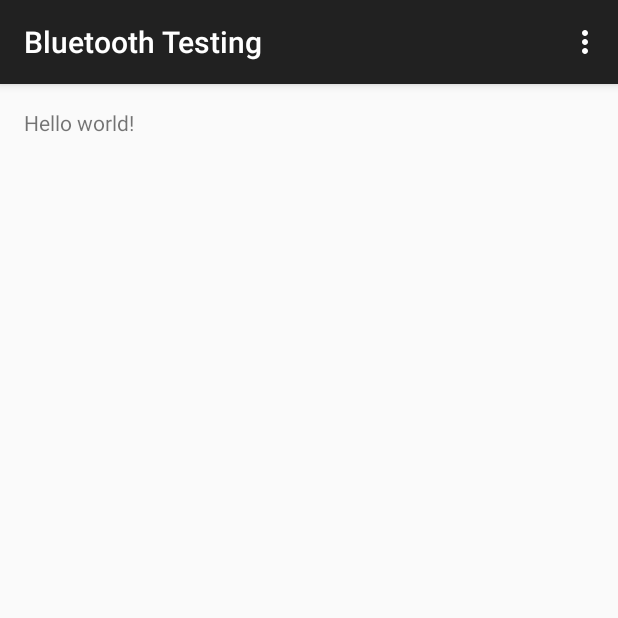
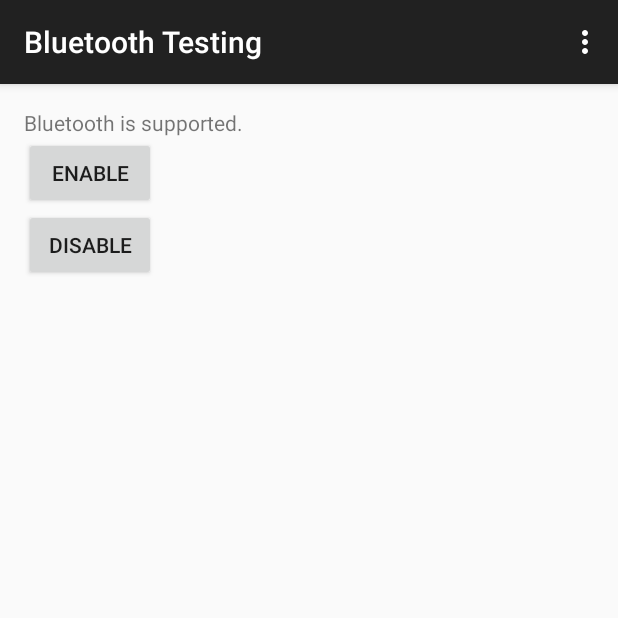
Before and after one commit to JamesSkemp/AndroidStudioProjectsPublic, an Android app: the screen it shows after launch (MainActivity), on a phone screen of 412 x 824 dp, the top half of it. Run offline under Robolectric (Android 15) with nearby library versions, the light colour scheme and no system bars.

Commit message:
Added basic functionality to check for Bluetooth, and enable/disable it.

```diff
--- a/BluetoothTesting/app/src/main/AndroidManifest.xml
+++ b/BluetoothTesting/app/src/main/AndroidManifest.xml
@@ -1,6 +1,10 @@
 <?xml version="1.0" encoding="utf-8"?>
 <manifest xmlns:android="http://schemas.android.com/apk/res/android"
     package="com.jamesrskemp.bluetoothtesting" >
+
+	<uses-sdk android:minSdkVersion="10" />
+	<uses-permission android:name="android.permission.BLUETOOTH" />
+	<uses-permission android:name="android.permission.BLUETOOTH_ADMIN" />
 
     <application
         android:allowBackup="true"
--- a/BluetoothTesting/app/src/main/res/layout/activity_main.xml
+++ b/BluetoothTesting/app/src/main/res/layout/activity_main.xml
@@ -1,4 +1,4 @@
-<RelativeLayout xmlns:android="http://schemas.android.com/apk/res/android"
+<LinearLayout xmlns:android="http://schemas.android.com/apk/res/android"
     xmlns:tools="http://schemas.android.com/tools"
     android:layout_width="match_parent"
     android:layout_height="match_parent"
@@ -6,11 +6,23 @@
     android:paddingRight="@dimen/activity_horizontal_margin"
     android:paddingTop="@dimen/activity_vertical_margin"
     android:paddingBottom="@dimen/activity_vertical_margin"
+    android:orientation="vertical"
     tools:context=".MainActivity">
 
     <TextView
-        android:text="@string/hello_world"
+	    android:id="@+id/textView"
         android:layout_width="wrap_content"
         android:layout_height="wrap_content" />
 
-</RelativeLayout>
+	<Button
+		android:text="@string/enable_bluetooth"
+		android:layout_width="wrap_content"
+		android:layout_height="wrap_content"
+		android:onClick="enableBluetooth"/>
+
+	<Button
+		android:text="@string/disable_bluetooth"
+		android:layout_width="wrap_content"
+		android:layout_height="wrap_content"
+		android:onClick="disableBluetooth"/>
+</LinearLayout>
--- a/BluetoothTesting/app/src/main/res/values/strings.xml
+++ b/BluetoothTesting/app/src/main/res/values/strings.xml
@@ -2,7 +2,8 @@
 <resources>
 
     <string name="app_name">Bluetooth Testing</string>
-    <string name="hello_world">Hello world!</string>
     <string name="action_settings">Settings</string>
+	<string name="enable_bluetooth">Enable</string>
+	<string name="disable_bluetooth">Disable</string>
 
 </resources>
```
Also changed, not shown: BluetoothTesting/app/src/main/java/com/jamesrskemp/bluetoothtesting/MainActivity.java (+40 -1 lines).
